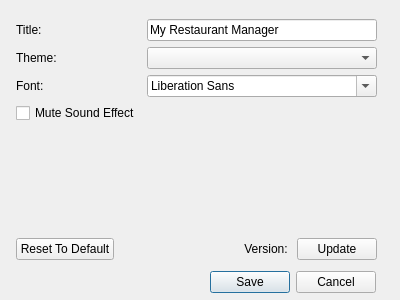
The window that ui/configwindow.ui (sriv95/My-Restaurant-Manager) describes before a commit, drawn with Qt 5.
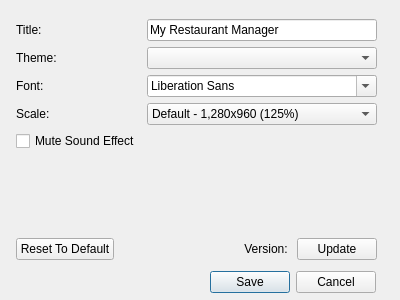
The same window after the commit.

Commit message: Add GUI scale settings to configuration dialog and adjust main window size

```diff
--- a/ui/configwindow.ui
+++ b/ui/configwindow.ui
@@ -52,7 +52,7 @@
       <item row="1" column="1">
        <widget class="QComboBox" name="ThemeSelect"/>
       </item>
-      <item row="3" column="0">
+      <item row="4" column="0">
        <widget class="QCheckBox" name="Mute">
         <property name="text">
          <string>Mute Sound Effect</string>
@@ -69,6 +69,32 @@
       <item row="2" column="1">
        <widget class="QFontComboBox" name="fontComboBox"/>
       </item>
+      <item row="3" column="0">
+       <widget class="QLabel" name="label_4">
+        <property name="text">
+         <string>Scale:</string>
+        </property>
+       </widget>
+      </item>
+      <item row="3" column="1">
+       <widget class="QComboBox" name="comboBox">
+        <item>
+         <property name="text">
+          <string>Default - 1,280x960 (125%)</string>
+         </property>
+        </item>
+        <item>
+         <property name="text">
+          <string>Small - 1,024x768 (100%)</string>
+         </property>
+        </item>
+        <item>
+         <property name="text">
+          <string>Tiny - 922x692 (90%)</string>
+         </property>
+        </item>
+       </widget>
+      </item>
      </layout>
     </item>
     <item>
```
The commit also changes 4 other files.
